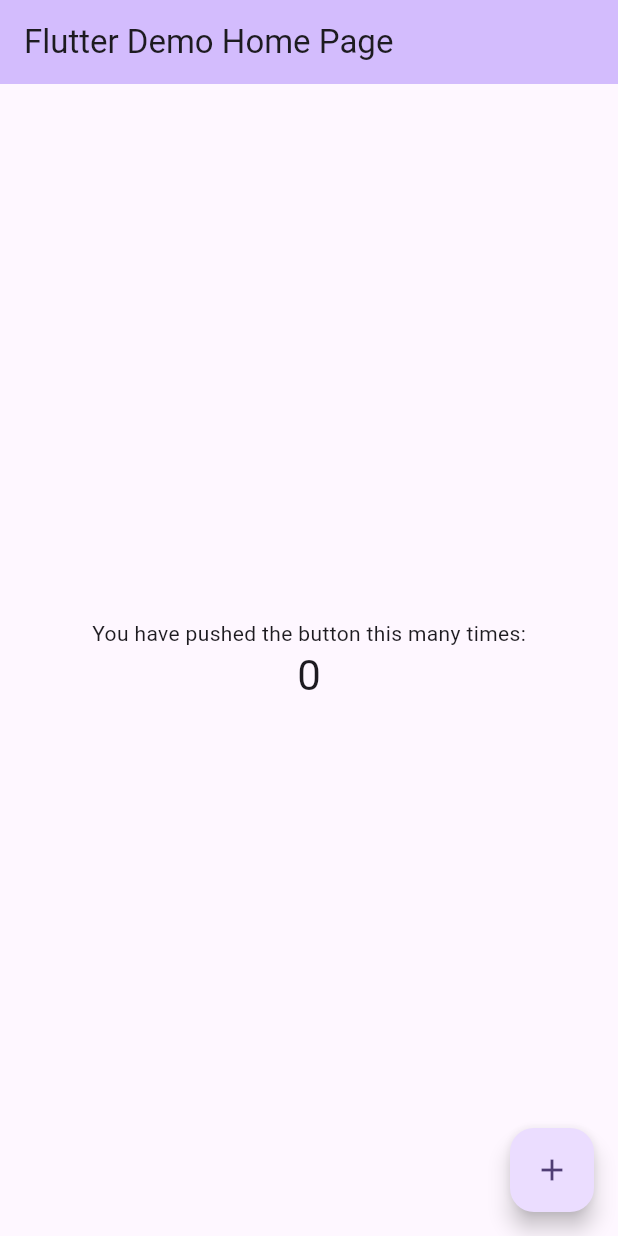
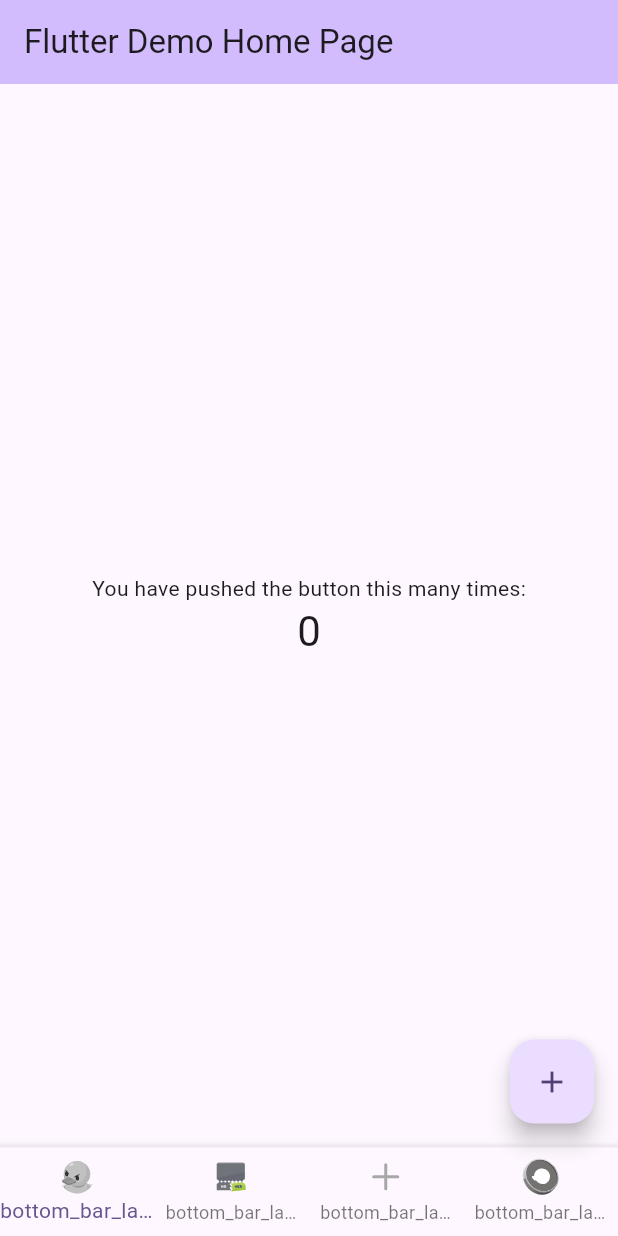
Before and after one commit to DuelDuck/solana-mobile-app, a Flutter app: the screen it shows after launch, on a phone screen of 412 x 824 dp. Run offline on Flutter 3.47's test engine with Material 3 defaults, Android fonts, the phone set to English and light mode, and no system bars; our stand-ins replace easy_localization, flutter_bloc, flutter_svg, get_it.

Commit message:
added assets, added BottomBar

```diff
--- a/lib/main.dart
+++ b/lib/main.dart
@@ -1,4 +1,4 @@
-import 'package:duelduck_solana/ui/screens/main_screen.dart';
+import 'package:duelduck_solana/ui/screens/main_screen/main_screen.dart';
 import 'package:flutter/material.dart';
 
 void main() {
--- a/lib/ui/screens/main_screen.dart
+++ b/lib/ui/screens/main_screen/main_screen.dart
@@ -1,3 +1,4 @@
+import 'package:duelduck_solana/ui/widgets/bottom_bar/bottom_bar.dart';
 import 'package:flutter/material.dart';
 
 class MyApp extends StatelessWidget {
@@ -41,6 +42,7 @@ class _MyHomePageState extends State<MyHomePage> {
 
         title: Text(widget.title),
       ),
+      bottomNavigationBar: BottomBar(),
       body: Center(
         child: Column(
           mainAxisAlignment: MainAxisAlignment.center,
--- /dev/null
+++ b/lib/ui/widgets/bottom_bar/bottom_bar.dart
@@ -0,0 +1,121 @@
+import 'package:duelduck_solana/utils/constants.dart';
+import 'package:easy_localization/easy_localization.dart';
+import 'package:flutter/material.dart';
+
+import 'package:flutter_svg/svg.dart';
+
+class BottomBar extends StatefulWidget {
+  const BottomBar({super.key});
+
+  @override
+  State<BottomBar> createState() => BottomBarState();
+}
+
+class BottomBarState extends State<BottomBar> {
+  late int currentIndex;
+
+  @override
+  void initState() {
+    currentIndex = indexCurrentRoute();
+    super.initState();
+  }
+
+  @override
+  Widget build(BuildContext context) {
+    return Theme(
+      /// For disable color animation in BottomBar
+      data: Theme.of(context).copyWith(
+        splashFactory: NoSplash.splashFactory,
+        splashColor: Colors.transparent,
+      ),
+      child: Material(
+        elevation: 5,
+        child: BottomNavigationBar(
+          showSelectedLabels: true,
+          showUnselectedLabels: true,
+          type: BottomNavigationBarType.fixed,
+          items: getTabs(),
+          currentIndex: currentIndex,
+          onTap: (index) => changeTab(index),
+        ),
+      ),
+    );
+  }
+
+  BottomNavigationBarItem _buildNavigationItem({
+    required String label,
+    required String sourceSVG,
+  }) {
+    return BottomNavigationBarItem(
+      icon: SvgPicture.asset(sourceSVG),
+      activeIcon: SvgPicture.asset(sourceSVG),
+      label: label.tr(),
+    );
+  }
+
+  List<BottomNavigationBarItem> getTabs() {
+    return [
+      _buildNavigationItem(
+        label: "bottom_bar_label_home",
+        sourceSVG: ProjectSource.bottomBarHome,
+      ),
+      _buildNavigationItem(
+        label: "bottom_bar_label_duels",
+        sourceSVG: ProjectSource.bottomBarDuels,
+      ),
+      _buildNavigationItem(
+        label: "bottom_bar_label_add_duel",
+        sourceSVG: ProjectSource.bottomBarAddDuel,
+      ),
+      _buildNavigationItem(
+        label: "bottom_bar_label_profile",
+        sourceSVG: ProjectSource.bottomBarProfile,
+      ),
+    ];
+  }
+
+  changeTab(int index) {
+    // switch (index) {
+    //   case 0:
+    //     context.go(AppRouter.allChats);
+    //     break;
+
+    //   case 1:
+    //     context.go(AppRouter.allCalls);
+    //     break;
+
+    //   case 2:
+    //     context.go(AppRouter.contacts);
+    //     break;
+
+    //   case 3:
+    //     context.go(AppRouter.profile);
+    //     break;
+
+    //   default:
+    //     context.go(AppRouter.allChats);
+    //     break;
+    // }
+
+    // setState(() => currentIndex = index);
+  }
+
+  int indexCurrentRoute() {
+    // String currentRoute =
+    //     GoRouter.of(
+    //       context,
+    //     ).routeInformationProvider.value.uri.toString().toLowerCase();
+
+    // if (currentRoute.contains(AppRouter.allChats.toLowerCase())) {
+    //   return 0;
+    // }
+    // if (currentRoute.contains(AppRouter.allCalls.toLowerCase())) {
+    //   return 1;
+    // }
+    // if (currentRoute.contains(AppRouter.profile.toLowerCase())) {
+    //   return 2;
+    // }
+
+    return 0;
+  }
+}
--- a/lib/utils/constants.dart
+++ b/lib/utils/constants.dart
@@ -1,7 +1,23 @@
+import 'dart:ui';
+
 class ProjectConstants {}
 
-class ProjectSource {}
+class ProjectSource {
+  static const String bottomBarHome =
+      "assets/images/bottom_bar/bottom_bar_home.svg";
+  static const String bottomBarDuels =
+      "assets/images/bottom_bar/bottom_bar_duels.svg";
+  static const String bottomBarAddDuel =
+      "assets/images/bottom_bar/bottom_bar_add.svg";
+  static const String bottomBarProfile =
+      "assets/images/bottom_bar/bottom_bar_profile.svg";
+}
 
 class ProjectFonts {}
 
-class ProjectColors {}
+class ProjectColors {
+  static const Color backgroundBlack = Color(0xff070707);
+  static const Color grey = Color(0xffA7A7A7);
+  static const Color black = Color(0xff151515);
+  static const Color yellow = Color(0xffFFC54D);
+}
```
Also changed, not shown: pubspec.yaml (+7 -4 lines), assets/images/bottom_bar/bottom_bar_add.svg (added), assets/images/bottom_bar/bottom_bar_duels.svg (added), assets/images/bottom_bar/bottom_bar_home.svg (added), assets/images/bottom_bar/bottom_bar_profile.svg (added), pubspec.lock, 5 other files.
